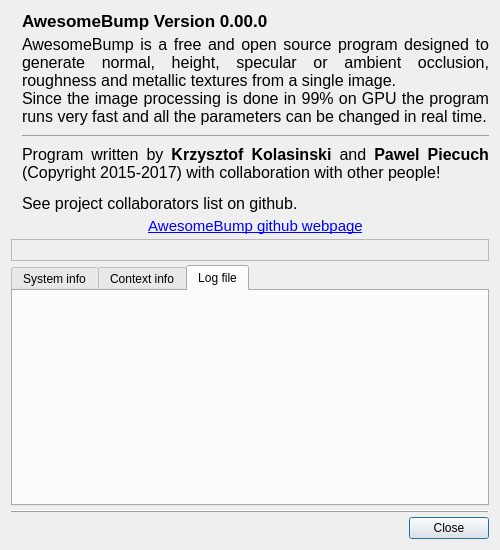
This is Sources/allaboutdialog.ui in kmkolasinski/AwesomeBump as Qt 5 draws it before an edit. The edited form follows.
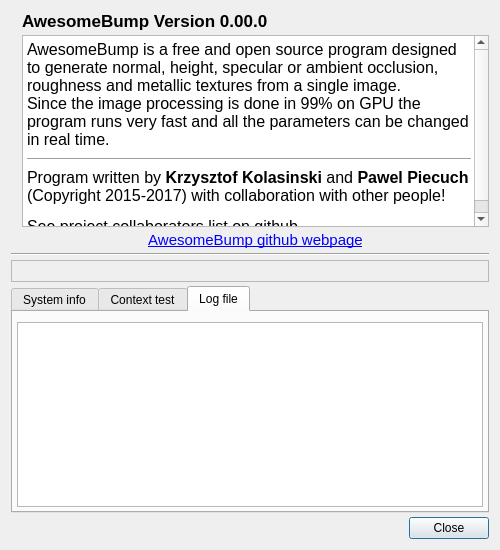
This is the edited form. The open tabs and pages were chosen to show the change. Icons and pictures are not drawn. Custom widgets are drawn as their Qt base class.

```diff
--- a/Sources/allaboutdialog.ui
+++ b/Sources/allaboutdialog.ui
@@ -50,7 +50,7 @@
         </widget>
        </item>
        <item>
-        <layout class="QVBoxLayout" name="verticalLayout_2">
+        <layout class="QVBoxLayout" name="verticalLayout_2" stretch="0,1,0">
          <item>
           <widget class="QLabel" name="version">
            <property name="font">
@@ -69,19 +69,23 @@
           </widget>
          </item>
          <item>
-          <widget class="QLabel" name="label_4">
+          <widget class="QTextBrowser" name="label_4">
            <property name="font">
             <font>
              <pointsize>12</pointsize>
             </font>
            </property>
-           <property name="text">
-            <string>&lt;html&gt;&lt;head/&gt;&lt;body&gt;AwesomeBump is a free and open source program designed to generate normal, height, specular or ambient occlusion, roughness and metallic textures from a single image.&lt;br/&gt;Since the image processing is done in 99% on GPU  the program runs very fast and all the parameters can be changed in real time.&lt;hr/&gt;Program written by &lt;span style=&quot; font-weight:600;&quot;&gt;Krzysztof Kolasinski&lt;/span&gt; and &lt;span style=&quot; font-weight:600;&quot;&gt;Pawel Piecuch&lt;/span&gt; (Copyright 2015-2017) with collaboration with other people!&lt;/p&gt;&lt;p&gt;See project collaborators list on github.&lt;/body&gt;&lt;/html&gt;</string>
+           <property name="html">
+            <string>&lt;!DOCTYPE HTML PUBLIC &quot;-//W3C//DTD HTML 4.0//EN&quot; &quot;http://www.w3.org/TR/REC-html40/strict.dtd&quot;&gt;
+&lt;html&gt;&lt;head&gt;&lt;meta name=&quot;qrichtext&quot; content=&quot;1&quot; /&gt;&lt;style type=&quot;text/css&quot;&gt;
+p, li { white-space: pre-wrap; }
+&lt;/style&gt;&lt;/head&gt;&lt;body style=&quot; font-family:'.SF NS Text'; font-size:12pt; font-weight:400; font-style:normal;&quot;&gt;
+&lt;p style=&quot; margin-top:0px; margin-bottom:0px; margin-left:0px; margin-right:0px; -qt-block-indent:0; text-indent:0px;&quot;&gt;AwesomeBump is a free and open source program designed to generate normal, height, specular or ambient occlusion, roughness and metallic textures from a single image.&lt;br /&gt;Since the image processing is done in 99% on GPU the program runs very fast and all the parameters can be changed in real time.&lt;/p&gt;
+&lt;hr /&gt;
+&lt;p style=&quot; margin-top:0px; margin-bottom:0px; margin-left:0px; margin-right:0px; -qt-block-indent:0; text-indent:0px;&quot;&gt;Program written by &lt;span style=&quot; font-weight:600;&quot;&gt;Krzysztof Kolasinski&lt;/span&gt; and &lt;span style=&quot; font-weight:600;&quot;&gt;Pawel Piecuch&lt;/span&gt; (Copyright 2015-2017) with collaboration with other people!&lt;/p&gt;
+&lt;p style=&quot; margin-top:12px; margin-bottom:12px; margin-left:0px; margin-right:0px; -qt-block-indent:0; text-indent:0px;&quot;&gt;See project collaborators list on github.&lt;/p&gt;&lt;/body&gt;&lt;/html&gt;</string>
            </property>
-           <property name="alignment">
-            <set>Qt::AlignJustify|Qt::AlignVCenter</set>
-           </property>
-           <property name="wordWrap">
+           <property name="wordWrap" stdset="0">
             <bool>true</bool>
            </property>
            <property name="margin">
@@ -111,6 +115,13 @@
        </item>
       </layout>
      </item>
+     <item>
+      <widget class="Line" name="line">
+       <property name="orientation">
+        <enum>Qt::Horizontal</enum>
+       </property>
+      </widget>
+     </item>
      <item>
       <widget class="QLabel" name="labelInfo">
        <property name="font">
@@ -180,7 +191,7 @@
        </widget>
        <widget class="QWidget" name="tabContextInfo">
         <attribute name="title">
-         <string>Context info</string>
+         <string>Context test</string>
         </attribute>
         <layout class="QVBoxLayout" name="verticalLayout_5">
          <property name="leftMargin">
@@ -204,21 +215,44 @@
         <attribute name="title">
          <string>Log file</string>
         </attribute>
+        <layout class="QVBoxLayout" name="verticalLayout_6">
+         <property name="leftMargin">
+          <number>4</number>
+         </property>
+         <property name="topMargin">
+          <number>10</number>
+         </property>
+         <property name="rightMargin">
+          <number>4</number>
+         </property>
+         <property name="bottomMargin">
+          <number>4</number>
+         </property>
+         <item>
+          <widget class="QTextBrowser" name="log">
+           <property name="textInteractionFlags">
+            <set>Qt::LinksAccessibleByMouse|Qt::TextSelectableByMouse</set>
+           </property>
+           <property name="openExternalLinks">
+            <bool>true</bool>
+           </property>
+           <property name="text" stdset="0">
+            <string/>
+           </property>
+           <property name="wordWrap" stdset="0">
+            <bool>true</bool>
+           </property>
+           <property name="margin" stdset="0">
+            <number>4</number>
+           </property>
+          </widget>
+         </item>
+        </layout>
        </widget>
       </widget>
      </item>
     </layout>
    </item>
-   <item>
-    <widget class="QFrame" name="frame">
-     <property name="frameShape">
-      <enum>QFrame::HLine</enum>
-     </property>
-     <property name="frameShadow">
-      <enum>QFrame::Raised</enum>
-     </property>
-    </widget>
-   </item>
    <item>
     <widget class="QDialogButtonBox" name="buttonBox">
      <property name="orientation">
```
Left out of the diff: 33 changed lines with no effect on the pictures.
